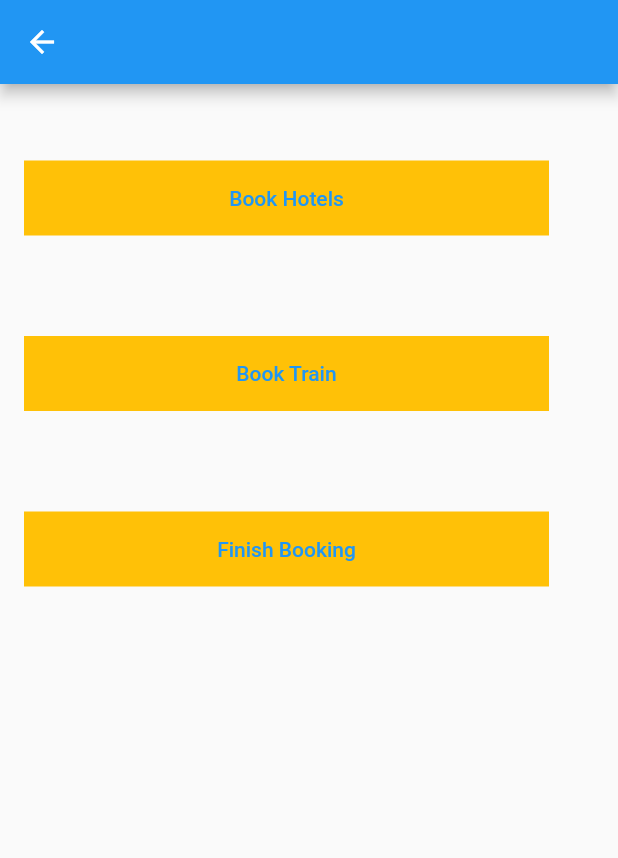
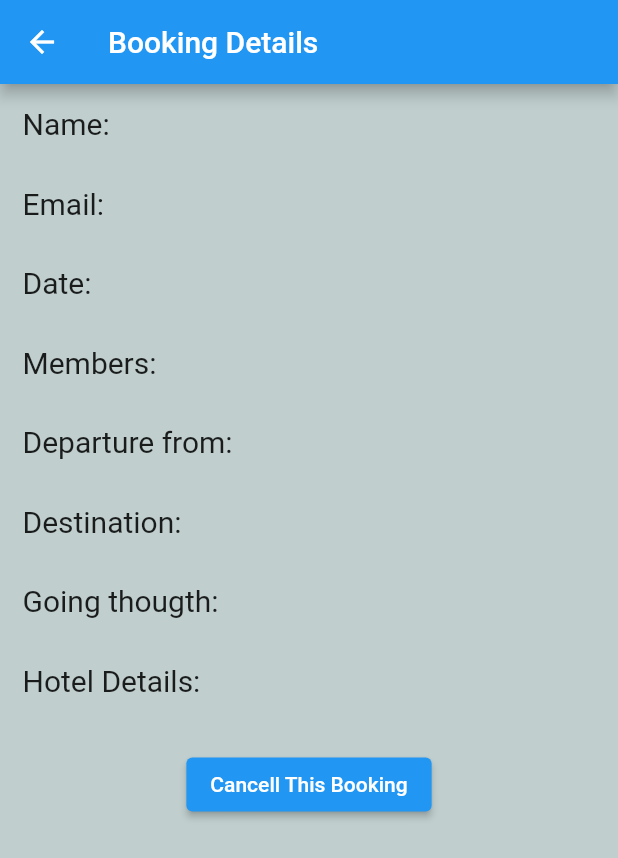
Before and after one commit to DevikaArun7/Sample_travel_ui, a Flutter app: the BothBooking screen opened directly, after a tap on "Finish Booking", on a phone screen of 412 x 824 dp. Shown: the top 858 px of the screen. Run offline on Flutter 3.47's test engine with Material 2 defaults, Android fonts, the phone set to English and light mode, and no system bars; our stand-ins replace carousel_slider.

Commit message:
Booking details,cancel booking and map are completed

```diff
--- /dev/null
+++ b/lib/Screens/book_details.dart
@@ -0,0 +1,98 @@
+import 'package:flutter/material.dart';
+import 'package:flutter/src/widgets/framework.dart';
+import 'package:flutter/src/widgets/placeholder.dart';
+import 'package:sample_ui/Screens/cancel_booking.dart';
+import 'package:sample_ui/Screens/hotelbooking.dart';
+
+class BookingDetailsScreen extends StatefulWidget {
+  const BookingDetailsScreen({super.key});
+
+  @override
+  State<BookingDetailsScreen> createState() => _BookingDetailsScreenState();
+}
+
+class _BookingDetailsScreenState extends State<BookingDetailsScreen> {
+  @override
+  Widget build(BuildContext context) {
+    return Scaffold(
+       backgroundColor: const Color(0xFFC0CECE),
+       appBar: AppBar(
+        title: Text("Booking Details"),
+       ),
+       body: Column(
+        children: [
+          Padding(
+            padding: const EdgeInsets.all(15.0),
+            child: Row(
+              children: [
+                Text("Name:",style: TextStyle(fontSize: 20),),
+              ],
+            ),
+          ),
+          Padding(
+            padding: const EdgeInsets.all(15.0),
+            child: Row(
+              children: [
+                Text("Email:",style: TextStyle(fontSize: 20),),
+              ],
+            ),
+          ),
+          Padding(
+            padding: const EdgeInsets.all(15.0),
+            child: Row(
+              children: [
+                Text("Date:",style: TextStyle(fontSize: 20),),
+              ],
+            ),
+          ),
+          Padding(
+            padding: const EdgeInsets.all(15.0),
+            child: Row(
+              children: [
+                Text("Members:",style: TextStyle(fontSize: 20),),
+              ],
+            ),
+          ),
+          Padding(
+            padding: const EdgeInsets.all(15.0),
+            child: Row(
+              children: [
+                Text("Departure from:",style: TextStyle(fontSize: 20),),
+              ],
+            ),
+          ),
+          Padding(
+            padding: const EdgeInsets.all(15.0),
+            child: Row(
+              children: [
+                Text("Destination:",style: TextStyle(fontSize: 20),),
+              ],
+            ),
+          ),
+          Padding(
+            padding: const EdgeInsets.all(15.0),
+            child: Row(
+              children: [
+                Text("Going thougth:",style: TextStyle(fontSize: 20),),
+              ],
+            ),
+          ),
+          Padding(
+            padding: const EdgeInsets.all(15.0),
+            child: Row(
+              children: [
+                Text("Hotel Details:",style: TextStyle(fontSize: 20),),
+              ],
+            ),
+          ),
+          SizedBox(height: 19,),
+          ElevatedButton(onPressed: (){
+      Navigator.of(context).pushReplacement(
+        MaterialPageRoute(builder: (context) =>CancelBookingPage()),
+      );
+   }, child: Text("Cancell This Booking"))
+        ],
+       )
+    );
+  }
+}
--- a/lib/Screens/both_booking.dart
+++ b/lib/Screens/both_booking.dart
@@ -1,6 +1,8 @@
 import 'package:flutter/material.dart';
 import 'package:flutter/src/widgets/framework.dart';
 import 'package:flutter/src/widgets/placeholder.dart';
+import 'package:sample_ui/Screens/book_details.dart';
+import 'package:sample_ui/Screens/hotelbooking.dart';
 
 class BothBooking extends StatefulWidget {
   const BothBooking({super.key});
@@ -23,7 +25,10 @@ class _BothBookingState extends State<BothBooking> {
               width: 350,
               height: 50,
             color: Colors.amber,
-            child: Center(child: TextButton(onPressed: (){}, child: Text("Book Hotels"))),
+            child: Center(child: TextButton(onPressed: (){Navigator.push(
+                context,
+                MaterialPageRoute(builder:(context) => HotelBooking()),
+              );}, child: Text("Book Hotels"))),
             ),
           ),
           SizedBox(height: 35,),
@@ -43,7 +48,10 @@ class _BothBookingState extends State<BothBooking> {
               width: 350,
               height: 50,
             color: Colors.amber,
-            child: Center(child: TextButton(onPressed: (){}, child: Text("Finish Booking"))),
+            child: Center(child: TextButton(onPressed: (){Navigator.push(
+                context,
+                MaterialPageRoute(builder:(context) => BookingDetailsScreen()),
+              );}, child: Text("Finish Booking"))),
             ),
           )
         ],
--- a/pubspec.yaml
+++ b/pubspec.yaml
@@ -73,6 +73,10 @@ flutter:
     - C:/Users/HP/Desktop/Sample ui making/sample_ui/images/google pay img.png
     - C:/Users/HP/Desktop/Sample ui making/sample_ui/images/QR code img.png
     - C:/Users/HP/Desktop/Sample ui making/sample_ui/images/payment img.png
+    - C:/Users/HP/Desktop/Sample ui making/sample_ui/images/hotel img1.jpg
+    - C:/Users/HP/Desktop/Sample ui making/sample_ui/images/hotel img2.jpg
+    - C:/Users/HP/Desktop/Sample ui making/sample_ui/images/Map.png
+
 
   # An image asset can refer to one or more resolution-specific "variants", see
   # https://flutter.dev/assets-and-images/#resolution-aware
```
Also changed, not shown: lib/Screens/cancel_booking.dart (added, +19 -0 lines), lib/Screens/hotelbooking.dart (+59 -0 lines), lib/Screens/map.dart (added, +29 -0 lines), images/Map.png (added), images/hotel img1.jpg (added), images/hotel img2.jpg (added).
